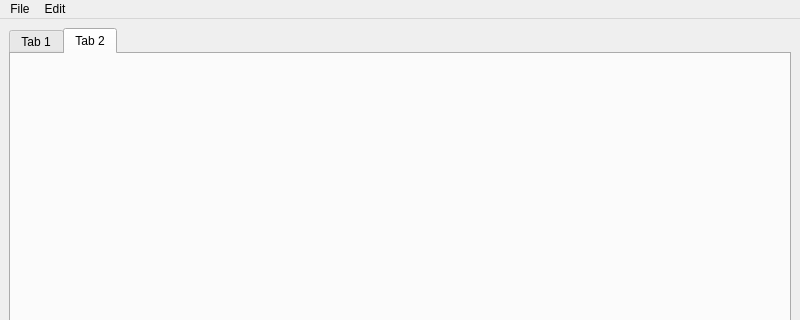
First picture: the form in mainwindow.ui, repository caytro/LineacTextEditor, before the edit; both pictures show x 0 to 800 and y 0 to 320 of the 800 by 600 pixel window.
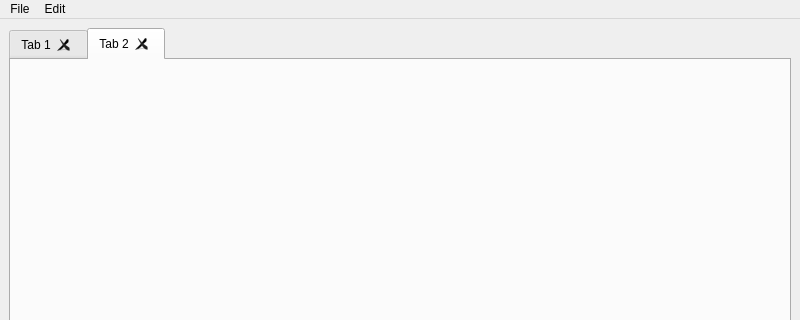
Second picture: the form after the edit. The open tabs and pages were chosen to show the change.

Commit message: Manage tabs

```diff
--- a/mainwindow.ui
+++ b/mainwindow.ui
@@ -20,7 +20,13 @@
       <item>
        <widget class="QTabWidget" name="tabWidget">
         <property name="currentIndex">
-         <number>0</number>
+         <number>1</number>
+        </property>
+        <property name="tabsClosable">
+         <bool>true</bool>
+        </property>
+        <property name="movable">
+         <bool>true</bool>
         </property>
         <widget class="QWidget" name="tab">
          <property name="toolTip">
```
The commit also changes 4 other files.
